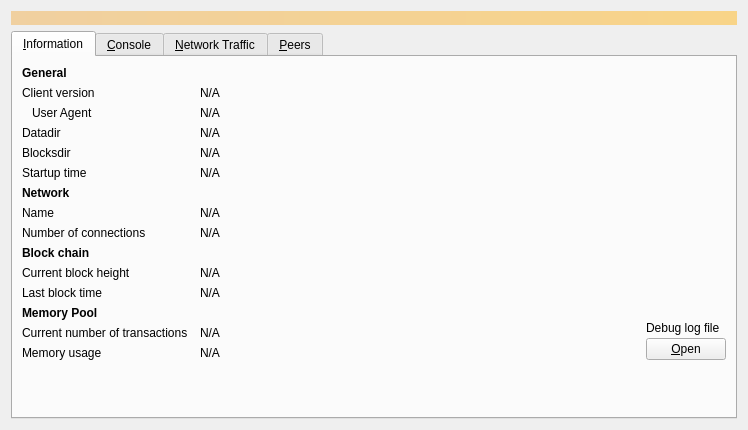
Above: core/src/qt/forms/debugwindow.ui from Alok-mad98/rigorchain before the change. Below: the same form after it.
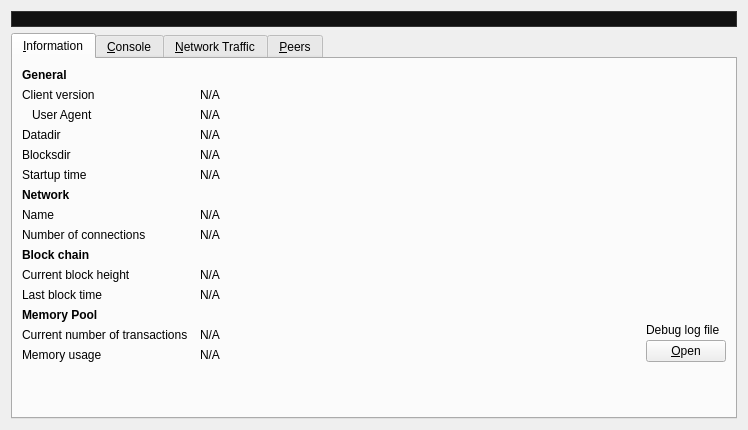
That is the form after the change. Icons and pictures are not drawn. Custom widgets are drawn as their Qt base class.

What changed in the file:
```diff
--- a/core/src/qt/forms/debugwindow.ui
+++ b/core/src/qt/forms/debugwindow.ui
@@ -20,7 +20,7 @@
       <bool>false</bool>
      </property>
      <property name="styleSheet">
-      <string notr="true">QLabel { background-color: qlineargradient(x1: 0, y1: 0, x2: 1, y2: 0, stop:0 #F0D0A0, stop:1 #F8D488); color:#000000; }</string>
+      <string notr="true">QLabel { background-color: #111111; color: #FFFFFF; border: 1px solid #333333; }</string>
      </property>
      <property name="wordWrap">
       <bool>true</bool>
```
